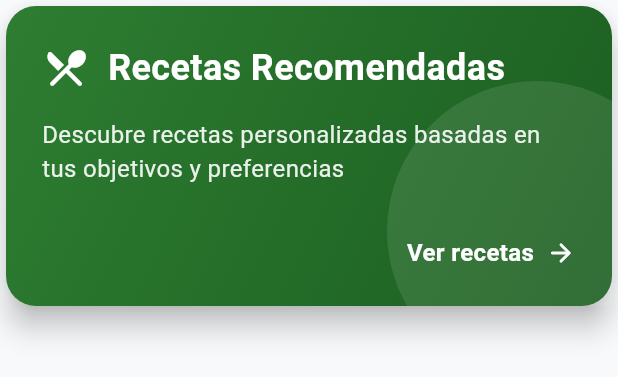
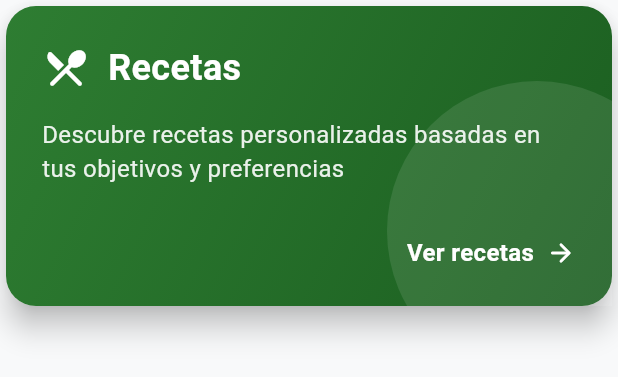
Before and after one commit to abaluZ/tuDespensaApp, a Flutter app: the RecetasRecomendadasButton widget shown alone on an empty page, opened directly with empty values, on a phone screen of 412 x 824 dp. Shown: the top 377 px of the screen. Run offline on Flutter 3.47's test engine with Material 3 defaults, Android fonts, the phone set to English and light mode, and no system bars; our stand-ins replace flutter_screenutil, flutter_svg, image_picker, open_file, shared_preferences; accounts and stored records are empty; network calls fail.

Commit message:
Cambios en la U wacheaba

```diff
--- a/lib/widgets/home/recommended_recipes_button.dart
+++ b/lib/widgets/home/recommended_recipes_button.dart
@@ -55,7 +55,7 @@ class RecetasRecomendadasButton extends StatelessWidget {
                         ),
                         SizedBox(width: 12),
                         Text(
-                          'Recetas Recomendadas',
+                          'Recetas',
                           style: TextStyle(
                             color: Colors.white,
                             fontSize: 24,
```
Also changed, not shown: 4 other files.
